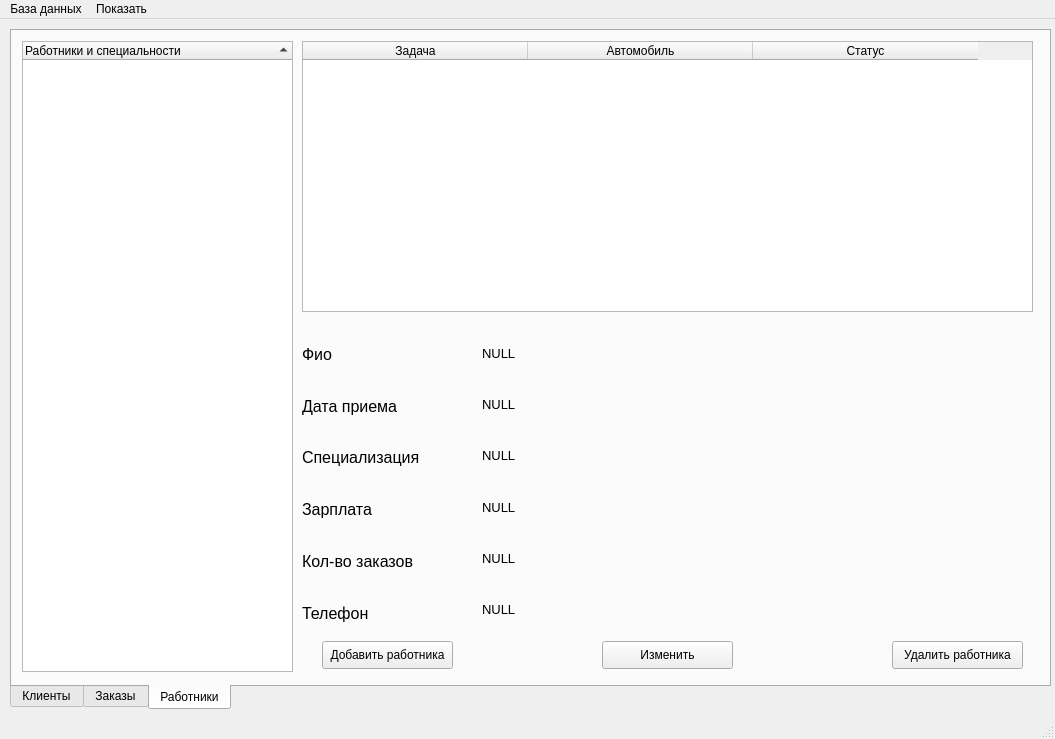
Tr0ub1e/Izbushka, file ui/mainwin.ui: the form before one commit.
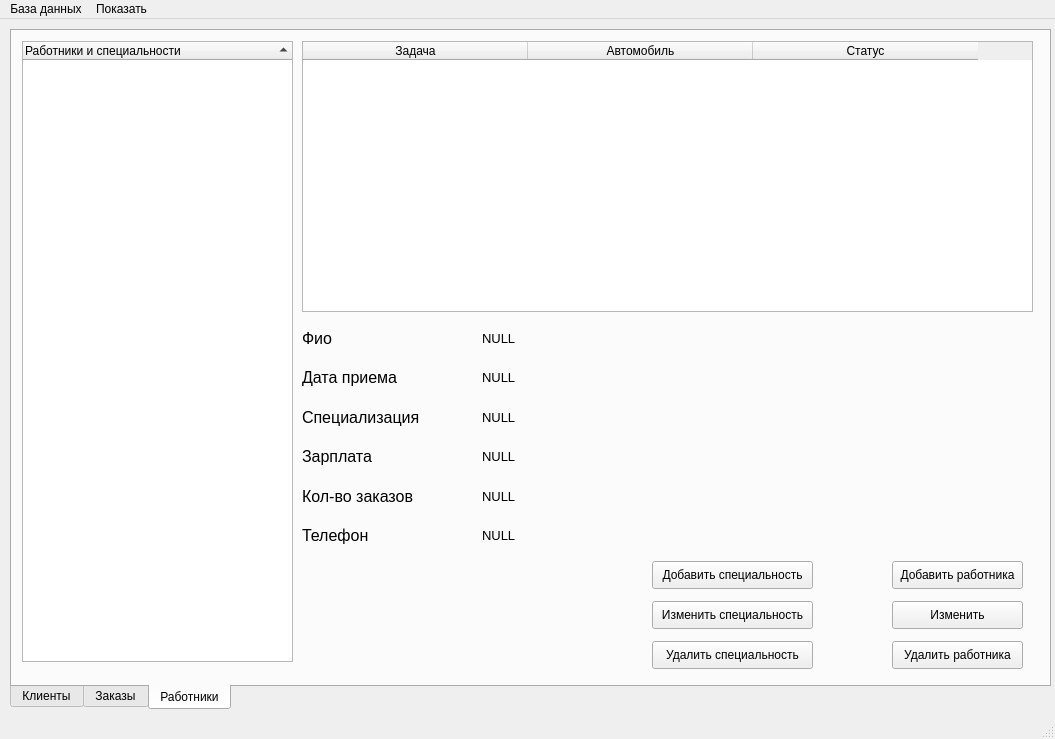
The form after the commit. The open tabs and pages were chosen to show the change.

What changed in the file:
```diff
--- a/ui/mainwin.ui
+++ b/ui/mainwin.ui
@@ -440,9 +440,9 @@
       <property name="geometry">
        <rect>
         <x>290</x>
-        <y>300</y>
+        <y>290</y>
         <width>171</width>
-        <height>305</height>
+        <height>231</height>
        </rect>
       </property>
       <layout class="QVBoxLayout" name="verticalLayout_2">
@@ -538,9 +538,9 @@
       <property name="geometry">
        <rect>
         <x>470</x>
-        <y>300</y>
+        <y>290</y>
         <width>561</width>
-        <height>301</height>
+        <height>231</height>
        </rect>
       </property>
       <layout class="QVBoxLayout" name="verticalLayout_3">
@@ -634,8 +634,8 @@
      <widget class="QPushButton" name="addEmpl">
       <property name="geometry">
        <rect>
-        <x>310</x>
-        <y>610</y>
+        <x>880</x>
+        <y>530</y>
         <width>131</width>
         <height>28</height>
        </rect>
@@ -647,8 +647,8 @@
      <widget class="QPushButton" name="changeEmpl">
       <property name="geometry">
        <rect>
-        <x>590</x>
-        <y>610</y>
+        <x>880</x>
+        <y>570</y>
         <width>131</width>
         <height>28</height>
        </rect>
@@ -663,7 +663,7 @@
         <x>10</x>
         <y>10</y>
         <width>271</width>
-        <height>631</height>
+        <height>621</height>
        </rect>
       </property>
       <property name="sortingEnabled">
@@ -727,6 +727,45 @@
        </property>
       </column>
      </widget>
+     <widget class="QPushButton" name="addSpec">
+      <property name="geometry">
+       <rect>
+        <x>640</x>
+        <y>530</y>
+        <width>161</width>
+        <height>28</height>
+       </rect>
+      </property>
+      <property name="text">
+       <string>Добавить специальность</string>
+      </property>
+     </widget>
+     <widget class="QPushButton" name="changeSpec">
+      <property name="geometry">
+       <rect>
+        <x>640</x>
+        <y>570</y>
+        <width>161</width>
+        <height>28</height>
+       </rect>
+      </property>
+      <property name="text">
+       <string>Изменить специальность</string>
+      </property>
+     </widget>
+     <widget class="QPushButton" name="delSpec">
+      <property name="geometry">
+       <rect>
+        <x>640</x>
+        <y>610</y>
+        <width>161</width>
+        <height>28</height>
+       </rect>
+      </property>
+      <property name="text">
+       <string>Удалить специальность</string>
+      </property>
+     </widget>
     </widget>
    </widget>
   </widget>
```
Left out of the diff: 34 changed lines with no effect on the pictures.
